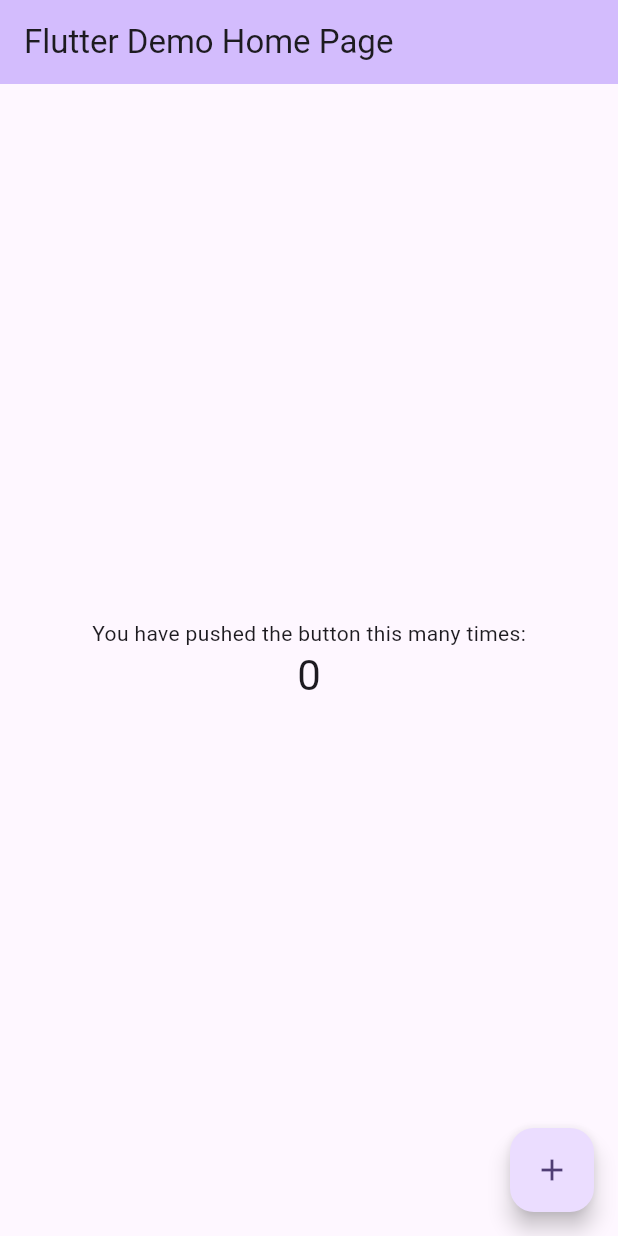
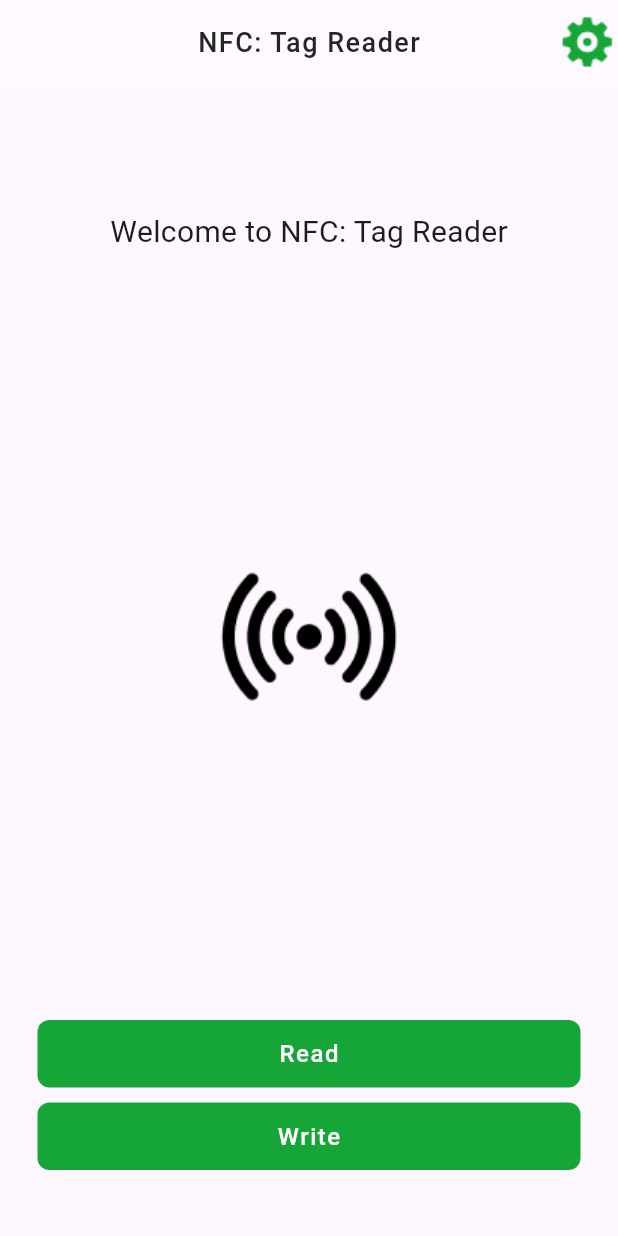
Before and after one commit to Jspobre/nfc_app, a Flutter app: the screen it shows after launch, on a phone screen of 412 x 824 dp. Run offline on Flutter 3.47's test engine with Material 3 defaults, Android fonts, the light colour scheme and no system bars; our stand-ins replace google_fonts.

Commit message:
home/landing page ui

```diff
--- a/lib/main.dart
+++ b/lib/main.dart
@@ -1,4 +1,6 @@
 import 'package:flutter/material.dart';
+import 'package:google_fonts/google_fonts.dart';
+import 'package:nfc_app/pages/home.dart';
 
 void main() {
   runApp(const MyApp());
@@ -12,114 +14,30 @@
   Widget build(BuildContext context) {
     return MaterialApp(
       title: 'Flutter Demo',
+      debugShowCheckedModeBanner: false,
       theme: ThemeData(
-        // This is the theme of your application.
-        //
-        // TRY THIS: Try running your application with "flutter run". You'll see
-        // the application has a purple toolbar. Then, without quitting the app,
-        // try changing the seedColor in the colorScheme below to Colors.green
-        // and then invoke "hot reload" (save your changes or press the "hot
-        // reload" button in a Flutter-supported IDE, or press "r" if you used
-        // the command line to start the app).
-        //
-        // Notice that the counter didn't reset back to zero; the application
-        // state is not lost during the reload. To reset the state, use hot
-        // restart instead.
-        //
-        // This works for code too, not just values: Most code changes can be
-        // tested with just a hot reload.
-        colorScheme: ColorScheme.fromSeed(seedColor: Colors.deepPurple),
-        useMaterial3: true,
+        textTheme: GoogleFonts.poppinsTextTheme().copyWith(
+          bodyLarge: const TextStyle(
+            fontSize: 16,
+            fontWeight: FontWeight.w500,
+          ),
+          titleLarge: const TextStyle(
+              fontSize: 20, letterSpacing: 1, fontWeight: FontWeight.w500),
+        ),
+        appBarTheme: const AppBarTheme(
+          // centerTitle: true,
+          titleTextStyle: TextStyle(
+            fontSize: 20,
+            fontWeight: FontWeight.w500,
+            letterSpacing: 1,
+            color: Color(0xFF252525),
+          ), //w500 is medium
+          color: Colors.white10,
+          iconTheme: IconThemeData(color: Color(0xFF252525)),
+          elevation: 0,
+        ),
       ),
-      home: const MyHomePage(title: 'Flutter Demo Home Page'),
+      home: const Home(),
     );
   }
 }
-
-class MyHomePage extends StatefulWidget {
-  const MyHomePage({super.key, required this.title});
-
-  // This widget is the home page of your application. It is stateful, meaning
-  // that it has a State object (defined below) that contains fields that affect
-  // how it looks.
-
-  // This class is the configuration for the state. It holds the values (in this
-  // case the title) provided by the parent (in this case the App widget) and
-  // used by the build method of the State. Fields in a Widget subclass are
-  // always marked "final".
-
-  final String title;
-
-  @override
-  State<MyHomePage> createState() => _MyHomePageState();
-}
-
-class _MyHomePageState extends State<MyHomePage> {
-  int _counter = 0;
-
-  void _incrementCounter() {
-    setState(() {
-      // This call to setState tells the Flutter framework that something has
-      // changed in this State, which causes it to rerun the build method below
-      // so that the display can reflect the updated values. If we changed
-      // _counter without calling setState(), then the build method would not be
-      // called again, and so nothing would appear to happen.
-      _counter++;
-    });
-  }
-
-  @override
-  Widget build(BuildContext context) {
-    // This method is rerun every time setState is called, for instance as done
-    // by the _incrementCounter method above.
-    //
-    // The Flutter framework has been optimized to make rerunning build methods
-    // fast, so that you can just rebuild anything that needs updating rather
-    // than having to individually change instances of widgets.
-    return Scaffold(
-      appBar: AppBar(
-        // TRY THIS: Try changing the color here to a specific color (to
-        // Colors.amber, perhaps?) and trigger a hot reload to see the AppBar
-        // change color while the other colors stay the same.
-        backgroundColor: Theme.of(context).colorScheme.inversePrimary,
-        // Here we take the value from the MyHomePage object that was created by
-        // the App.build method, and use it to set our appbar title.
-        title: Text(widget.title),
-      ),
-      body: Center(
-        // Center is a layout widget. It takes a single child and positions it
-        // in the middle of the parent.
-        child: Column(
-          // Column is also a layout widget. It takes a list of children and
-          // arranges them vertically. By default, it sizes itself to fit its
-          // children horizontally, and tries to be as tall as its parent.
-          //
-          // Column has various properties to control how it sizes itself and
-          // how it positions its children. Here we use mainAxisAlignment to
-          // center the children vertically; the main axis here is the vertical
-          // axis because Columns are vertical (the cross axis would be
-          // horizontal).
-          //
-          // TRY THIS: Invoke "debug painting" (choose the "Toggle Debug Paint"
-          // action in the IDE, or press "p" in the console), to see the
-          // wireframe for each widget.
-          mainAxisAlignment: MainAxisAlignment.center,
-          children: <Widget>[
-            const Text(
-              'You have pushed the button this many times:',
-            ),
-            Text(
-              '$_counter',
-              style: Theme.of(context).textTheme.headlineMedium,
-            ),
-          ],
-        ),
-      ),
-      floatingActionButton: FloatingActionButton(
-        onPressed: _incrementCounter,
-        tooltip: 'Increment',
-        child: const Icon(Icons.add),
-      ), // This trailing comma makes auto-formatting nicer for build methods.
-    );
-  }
-}
--- /dev/null
+++ b/lib/pages/home.dart
@@ -0,0 +1,65 @@
+import 'package:flutter/material.dart';
+import 'package:nfc_app/widgets/styledButton.dart';
+
+class Home extends StatelessWidget {
+  const Home({super.key});
+
+  @override
+  Widget build(BuildContext context) {
+    return Scaffold(
+      appBar: AppBar(
+        title: const Text(
+          "NFC: Tag Reader",
+          style: TextStyle(fontFamily: "Roboto", fontSize: 18),
+        ),
+        centerTitle: true,
+        actions: [
+          Image.asset('lib/images/image 3.png'),
+        ],
+      ),
+      body: SafeArea(
+          child: Padding(
+        padding: const EdgeInsets.symmetric(horizontal: 25, vertical: 44),
+        child: Column(
+          mainAxisAlignment: MainAxisAlignment.spaceBetween,
+          mainAxisSize: MainAxisSize.max,
+          children: [
+            Column(
+              children: [
+                const SizedBox(
+                  height: 40,
+                ),
+                const Text(
+                  "Welcome to NFC: Tag Reader",
+                  style: TextStyle(fontFamily: "Roboto", fontSize: 20),
+                ),
+              ],
+            ),
+            Image.asset(
+              'lib/images/image 1.png',
+            ),
+            Column(
+              children: [
+                StyledButton(
+                  btnText: "Read",
+                  onClick: () {},
+                  noShadow: true,
+                  btnWidth: double.infinity,
+                ),
+                const SizedBox(
+                  height: 10,
+                ),
+                StyledButton(
+                  btnText: "Write",
+                  onClick: () {},
+                  noShadow: true,
+                  btnWidth: double.infinity,
+                ),
+              ],
+            )
+          ],
+        ),
+      )),
+    );
+  }
+}
--- /dev/null
+++ b/lib/widgets/styledButton.dart
@@ -0,0 +1,86 @@
+import 'package:flutter/material.dart';
+
+//this button can take 4 parameters, btnText & onClick is required
+// example1:   StyleButton(btnText: "Test", onClick: (){})
+// example2:   StyleButton(btnText: "Test", onClick: (){}, btnIcon: Icon(Icons.login), btnWidth: 250)
+// 250 is the default width
+
+class StyledButton extends StatelessWidget {
+  final String btnText;
+  final Function()? onClick;
+  final dynamic btnIcon;
+  final double? btnWidth;
+  final double? btnHeight;
+  final dynamic btnColor;
+  final bool? noShadow;
+  final String? secondText;
+  final dynamic borderRadius;
+
+  const StyledButton({
+    super.key,
+    required this.btnText,
+    required this.onClick,
+    this.btnIcon,
+    this.btnWidth,
+    this.btnHeight,
+    this.btnColor,
+    this.noShadow,
+    this.secondText,
+    this.borderRadius,
+  });
+
+  @override
+  Widget build(BuildContext context) {
+    // BUTTON WITH ICON
+    if (btnIcon != null) {
+      return SizedBox(
+        height: btnHeight ?? 45,
+        width: btnWidth,
+        child: ElevatedButton.icon(
+          onPressed: onClick,
+          style: ElevatedButton.styleFrom(
+            // fixedSize: const Size(250, 32),
+            elevation: noShadow == true ? 0 : 2,
+            shape: RoundedRectangleBorder(
+                borderRadius: borderRadius ?? BorderRadius.circular(8)),
+            backgroundColor: btnColor ?? const Color(0xff16A637),
+            foregroundColor: Colors.white,
+            textStyle: const TextStyle(
+                letterSpacing: 1, fontWeight: FontWeight.w500, fontSize: 16),
+          ),
+          icon: btnIcon,
+          label: secondText != null
+              ? Row(
+                  mainAxisAlignment: MainAxisAlignment.spaceBetween,
+                  children: [Text(btnText), Text(secondText!)],
+                )
+              : Text(btnText),
+        ),
+      );
+    } else {
+      // BUTTON WITHOUT ICON
+      return SizedBox(
+        height: btnHeight ?? 45,
+        width: btnWidth,
+        child: ElevatedButton(
+          onPressed: onClick,
+          style: ElevatedButton.styleFrom(
+            // fixedSize: const Size(250, 32),
+            elevation: noShadow == true ? 0 : 2,
+
+            shape: RoundedRectangleBorder(
+                borderRadius: borderRadius ?? BorderRadius.circular(8)),
+            backgroundColor: btnColor ?? Color(0xff16A637),
+            foregroundColor: Colors.white,
+            textStyle: const TextStyle(
+                letterSpacing: 1, fontWeight: FontWeight.w500, fontSize: 16),
+          ),
+          child: Text(
+            btnText,
+            overflow: TextOverflow.ellipsis,
+          ),
+        ),
+      );
+    }
+  }
+}
--- a/pubspec.yaml
+++ b/pubspec.yaml
@@ -34,6 +34,7 @@ dependencies:
   # The following adds the Cupertino Icons font to your application.
   # Use with the CupertinoIcons class for iOS style icons.
   cupertino_icons: ^1.0.2
+  google_fonts: ^5.1.0
 
 dev_dependencies:
   flutter_test:
@@ -57,9 +58,8 @@ flutter:
   uses-material-design: true
 
   # To add assets to your application, add an assets section, like this:
-  # assets:
-  #   - images/a_dot_burr.jpeg
-  #   - images/a_dot_ham.jpeg
+  assets:
+    - lib/images/
 
   # An image asset can refer to one or more resolution-specific "variants", see
   # https://flutter.dev/assets-and-images/#resolution-aware
```
Also changed, not shown: lib/images/image 1.png (added), lib/images/image 3.png (added), pubspec.lock, 1 other file.
